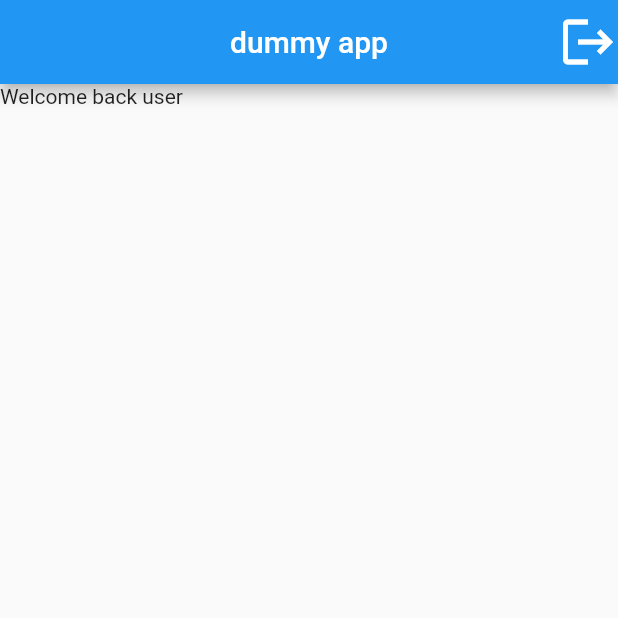
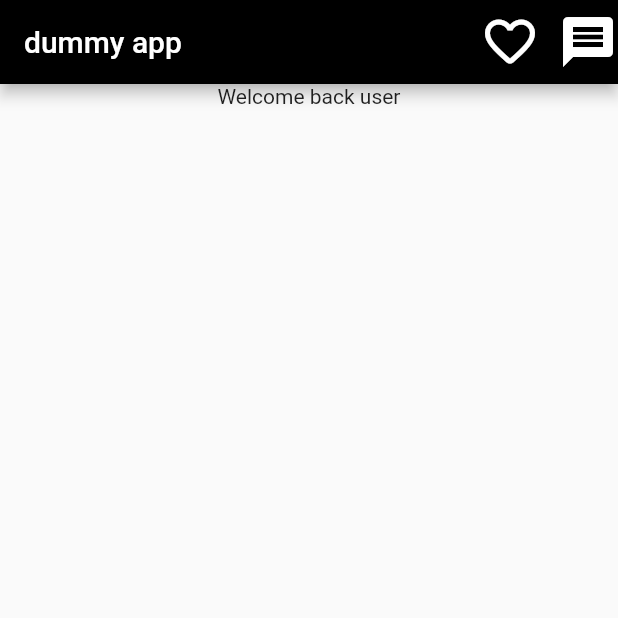
Before and after one commit to AzZaya0/dummyApp, a Flutter app: the screen it shows once a user with an empty profile is signed in, on a phone screen of 412 x 824 dp, the top half of it. Run offline on Flutter 3.47's test engine with Material 2 defaults, Android fonts, the phone set to English and light mode, and no system bars; our stand-ins replace cloud_firestore, firebase_auth, firebase_core, google_sign_in; accounts and stored records are empty.

Commit message:
added pages

```diff
--- a/lib/auth/authpage.dart
+++ b/lib/auth/authpage.dart
@@ -1,4 +1,4 @@
-import 'package:dummyapp/screens/home/homepage.dart';
+import 'package:dummyapp/screens/home/mainHomepage.dart';
 import 'package:dummyapp/screens/login&signup/login.dart';
 import 'package:firebase_auth/firebase_auth.dart';
 import 'package:flutter/material.dart';
@@ -13,7 +13,7 @@ class AuthPage extends StatelessWidget {
         stream: FirebaseAuth.instance.authStateChanges(),
         builder: (BuildContext context, AsyncSnapshot snapshot) {
           if (snapshot.hasData) {
-            return HomePage();
+            return MainHomePage();
           }
           return LoginPage();
         },
--- a/lib/screens/home/homepage.dart
+++ b/lib/screens/home/homepage.dart
@@ -1,4 +1,6 @@
 import 'package:dummyapp/provider/homePageProvider.dart';
+import 'package:dummyapp/utils/constants.dart';
+import 'package:dummyapp/widgets/myIconBtn.dart';
 import 'package:flutter/material.dart';
 import 'package:provider/provider.dart';
 
@@ -9,23 +11,24 @@ class HomePage extends StatelessWidget {
   Widget build(BuildContext context) {
     final provs = Provider.of<homePageProvider>(context);
     return Scaffold(
-        appBar: AppBar(
+        body: Column(
+      children: [
+        AppBar(
           title: Text("dummy app"),
-          centerTitle: true,
+          backgroundColor: kprimaryColor,
           actions: [
-            IconButton(
-                onPressed: () {
-                  provs.signout();
-                },
-                icon: const Icon(
-                  Icons.logout,
-                  color: Colors.white,
-                  size: 40,
-                ))
+            MyIconBtn(
+                ontap: provs.signout, icons: Icons.favorite_border_rounded),
+            Padding(
+              padding: EdgeInsets.only(left: 12),
+              child: MyIconBtn(ontap: provs.signout, icons: Icons.message),
+            )
           ],
         ),
-        body: Container(
+        Container(
           child: Text("Welcome back user"),
-        ));
+        ),
+      ],
+    ));
   }
 }
--- /dev/null
+++ b/lib/screens/home/mainHomepage.dart
@@ -0,0 +1,29 @@
+import 'package:dummyapp/screens/home/homepage.dart';
+import 'package:dummyapp/screens/home/message.dart';
+import 'package:flutter/material.dart';
+
+class MainHomePage extends StatefulWidget {
+  const MainHomePage({super.key});
+
+  @override
+  State<MainHomePage> createState() => _MainHomePageState();
+}
+
+class _MainHomePageState extends State<MainHomePage> {
+  PageController _controller = PageController();
+
+  @override
+  Widget build(BuildContext context) {
+    return PageView(
+      scrollBehavior: const ScrollBehavior().copyWith(overscroll: false),
+      controller: _controller,
+      children: [
+        HomePage(),
+        MessagePage(ontap: () {
+          _controller.previousPage(
+              duration: Duration(milliseconds: 300), curve: Curves.easeIn);
+        })
+      ],
+    );
+  }
+}
--- /dev/null
+++ b/lib/utils/constants.dart
@@ -0,0 +1,3 @@
+import 'package:flutter/material.dart';
+
+Color kprimaryColor = Colors.black;
--- /dev/null
+++ b/lib/widgets/myIconBtn.dart
@@ -0,0 +1,24 @@
+// ignore_for_file: public_member_api_docs, sort_constructors_first
+import 'package:flutter/material.dart';
+
+class MyIconBtn extends StatelessWidget {
+  void Function()? ontap;
+  IconData icons;
+  MyIconBtn({
+    Key? key,
+    required this.ontap,
+    required this.icons,
+  }) : super(key: key);
+
+  @override
+  Widget build(BuildContext context) {
+    return GestureDetector(
+      onTap: ontap,
+      child: Icon(
+        icons,
+        color: Colors.white,
+        size: 40,
+      ),
+    );
+  }
+}
```
Also changed, not shown: lib/screens/home/message.dart (added, +36 -0 lines).
